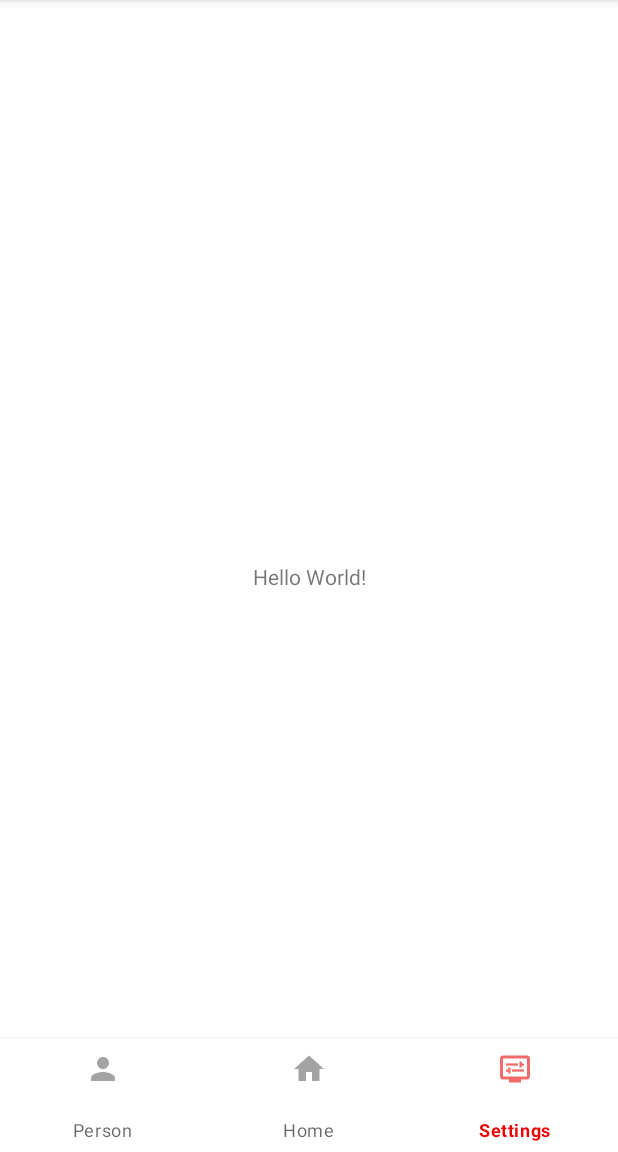
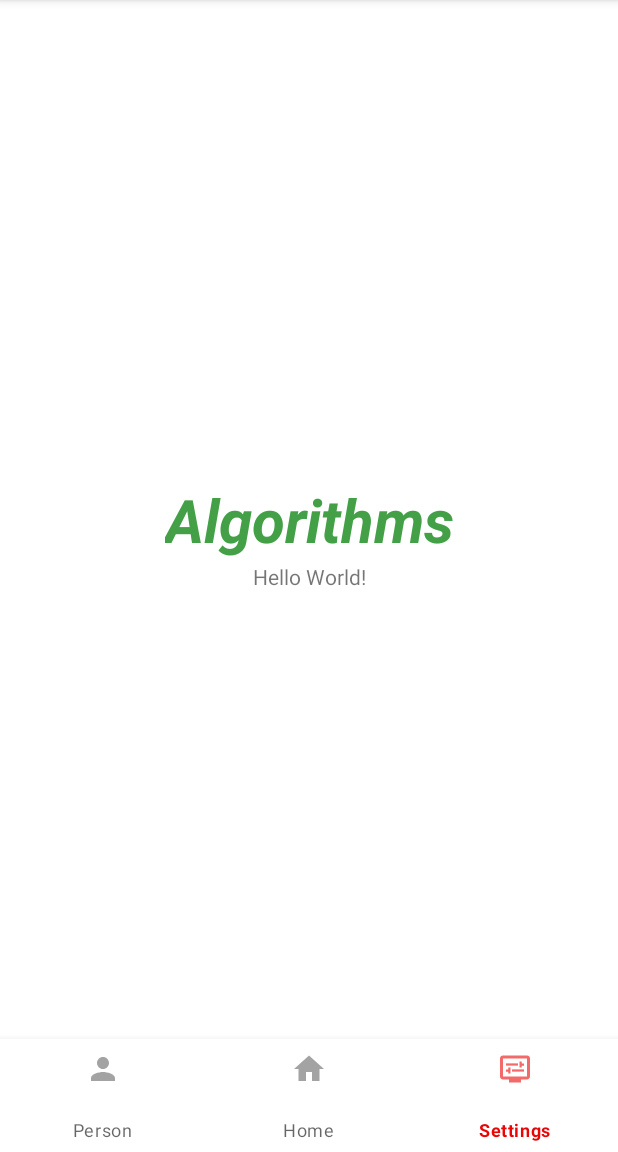
Before and after one commit to MathewAnderson6706/MathewAndersonLab7, an Android app: the screen it shows after launch (AndersonActivity7), item 3 of the bottom bar chosen, on a phone screen of 412 x 824 dp, the part 84-1236 px from its top. Run offline under Robolectric (Android 15) with nearby library versions, the phone set to English and light mode, and no system bars.

Commit message:
Nav Menu -can switch between fragments

```diff
--- a/MathewModule7/src/main/java/mathew/anderson/n01436706/AndersonActivity7.java
+++ b/MathewModule7/src/main/java/mathew/anderson/n01436706/AndersonActivity7.java
@@ -1,14 +1,58 @@
 package mathew.anderson.n01436706;
 
+import androidx.annotation.NonNull;
 import androidx.appcompat.app.AppCompatActivity;
 
 import android.os.Bundle;
+import android.view.MenuItem;
 
-public class AndersonActivity7 extends AppCompatActivity {
+import com.google.android.material.bottomnavigation.BottomNavigationView;
+import com.google.android.material.navigation.NavigationBarView;
+
+public class AndersonActivity7 extends AppCompatActivity implements NavigationBarView
+.OnItemSelectedListener{
+
+    BottomNavigationView bottomNavigationView;
 
     @Override
     protected void onCreate(Bundle savedInstanceState) {
         super.onCreate(savedInstanceState);
         setContentView(R.layout.activity_main);
+        bottomNavigationView
+                = findViewById(R.id.bottomNavigationView);
+
+        bottomNavigationView
+                .setOnItemSelectedListener(this);
+        bottomNavigationView.setSelectedItemId(R.id.person);
+    }
+    FirstFragment firstFragment = new FirstFragment();
+    SecondFragment secondFragment = new SecondFragment();
+    ThirdFragment thirdFragment = new ThirdFragment();
+
+    @Override
+    public boolean onNavigationItemSelected(@NonNull MenuItem item) {
+        int itemId = item.getItemId();
+
+        if (itemId == R.id.person) {
+            getSupportFragmentManager()
+                    .beginTransaction()
+                    .replace(R.id.flFragment, firstFragment)
+                    .commit();
+            return true;
+        } else if (itemId == R.id.home) {
+            getSupportFragmentManager()
+                    .beginTransaction()
+                    .replace(R.id.flFragment, secondFragment)
+                    .commit();
+            return true;
+        } else if (itemId == R.id.settings) {
+            getSupportFragmentManager()
+                    .beginTransaction()
+                    .replace(R.id.flFragment, thirdFragment)
+                    .commit();
+            return true;
+        }
+
+        return false;
     }
 }
--- /dev/null
+++ b/MathewModule7/src/main/java/mathew/anderson/n01436706/FirstFragment.java
@@ -0,0 +1,28 @@
+package mathew.anderson.n01436706;
+
+import android.os.Bundle;
+
+import androidx.fragment.app.Fragment;
+
+import android.view.LayoutInflater;
+import android.view.View;
+import android.view.ViewGroup;
+
+/**
+ * A simple {@link Fragment} subclass.
+ * Use the {@link FirstFragment#newInstance} factory method to
+ * create an instance of this fragment.
+ */
+public class FirstFragment extends Fragment {
+
+    public FirstFragment() {
+        // Required empty public constructor
+    }
+
+    @Override
+    public View onCreateView(LayoutInflater inflater, ViewGroup container,
+                             Bundle savedInstanceState) {
+        // Inflate the layout for this fragment
+        return inflater.inflate(R.layout.fragment_first, container, false);
+    }
+}
--- /dev/null
+++ b/MathewModule7/src/main/java/mathew/anderson/n01436706/SecondFragment.java
@@ -0,0 +1,23 @@
+package mathew.anderson.n01436706;
+
+import android.os.Bundle;
+
+import androidx.fragment.app.Fragment;
+
+import android.view.LayoutInflater;
+import android.view.View;
+import android.view.ViewGroup;
+
+public class SecondFragment extends Fragment {
+
+    public SecondFragment() {
+        // Required empty public constructor
+    }
+
+    @Override
+    public View onCreateView(LayoutInflater inflater, ViewGroup container,
+                             Bundle savedInstanceState) {
+        // Inflate the layout for this fragment
+        return inflater.inflate(R.layout.fragment_second, container, false);
+    }
+}
--- /dev/null
+++ b/MathewModule7/src/main/java/mathew/anderson/n01436706/ThirdFragment.java
@@ -0,0 +1,24 @@
+package mathew.anderson.n01436706;
+
+import android.os.Bundle;
+
+import androidx.fragment.app.Fragment;
+
+import android.view.LayoutInflater;
+import android.view.View;
+import android.view.ViewGroup;
+
+
+public class ThirdFragment extends Fragment {
+
+    public ThirdFragment() {
+        // Required empty public constructor
+    }
+
+    @Override
+    public View onCreateView(LayoutInflater inflater, ViewGroup container,
+                             Bundle savedInstanceState) {
+        // Inflate the layout for this fragment
+        return inflater.inflate(R.layout.fragment_third, container, false);
+    }
+}
--- /dev/null
+++ b/MathewModule7/src/main/res/layout/fragment_third.xml
@@ -0,0 +1,24 @@
+<?xml version="1.0" encoding="utf-8"?>
+<androidx.constraintlayout.widget.ConstraintLayout
+    xmlns:android="http://schemas.android.com/apk/res/android"
+    xmlns:app="http://schemas.android.com/apk/res-auto"
+    xmlns:tools="http://schemas.android.com/tools"
+    android:layout_width="match_parent"
+    android:layout_height="match_parent"
+    tools:context=".AndersonActivity7">
+
+    <TextView
+        android:id="@+id/thirdFragment"
+        android:layout_width="wrap_content"
+        android:layout_height="wrap_content"
+        android:text="Algorithms"
+        android:textColor="#43a047"
+        android:textSize="40sp"
+        android:textStyle="italic|bold"
+        app:layout_constraintBottom_toBottomOf="parent"
+        app:layout_constraintEnd_toEndOf="parent"
+        app:layout_constraintHorizontal_bias="0.5"
+        app:layout_constraintStart_toStartOf="parent"
+        app:layout_constraintTop_toTopOf="parent" />
+
+</androidx.constraintlayout.widget.ConstraintLayout>
--- a/MathewModule7/src/main/res/values/strings.xml
+++ b/MathewModule7/src/main/res/values/strings.xml
@@ -1,3 +1,5 @@
 <resources>
     <string name="app_name">MathewLab7</string>
+    <!-- TODO: Remove or change this placeholder text -->
+    <string name="hello_blank_fragment">Hello blank fragment</string>
 </resources>
```
Also changed, not shown: MathewModule7/src/main/res/layout/fragment_first.xml (added, +24 -0 lines), MathewModule7/src/main/res/layout/fragment_second.xml (added, +24 -0 lines).
